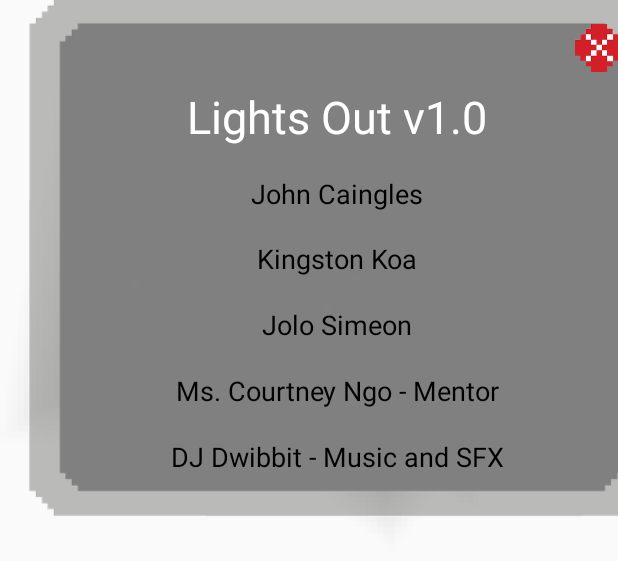
After one commit to Git-Rekt-M8/LightsOutAndroid, an Android app: the layout credits_dialog.xml on its own in the app's theme, with its tools: preview values and no code run, on a phone screen of 412 x 824 dp. The commit adds this screen. Shown: the top 561 px of the screen. Run offline under Robolectric (Android 15) with nearby library versions, the phone set to English and light mode, and no system bars.

Commit message:
credits done

```diff
--- a/app/src/main/java/com/koalition/edu/lightsout/SettingsDialogActivity.java
+++ b/app/src/main/java/com/koalition/edu/lightsout/SettingsDialogActivity.java
@@ -36,11 +36,19 @@ public class SettingsDialogActivity extends Activity {
     TextView reset_confirm;
     TextView reset_done;
 
+    TextView app_version;
+    TextView name_caingles;
+    TextView name_koa;
+    TextView name_simeon;
+    TextView name_ngo;
+    TextView name_dwibbit;
+
     Typeface pixelFont;
 
     ImageView music_status;
     ImageView sound_fx_status;
     ImageView close;
+    ImageView credits_close;
 
     ImageView close_done;
 
@@ -266,6 +274,37 @@ public class SettingsDialogActivity extends Activity {
 
         });
 
+        credits.setOnClickListener(new View.OnClickListener() {
+            @Override
+            public void onClick(View v) {
+                setContentView(R.layout.credits_dialog);
+                app_version = (TextView) findViewById(R.id.tv_app_version);
+                name_caingles = (TextView) findViewById(R.id.credits_caingles);
+                name_koa = (TextView) findViewById(R.id.credits_koa);
+                name_simeon = (TextView) findViewById(R.id.credits_simeon);
+                name_ngo = (TextView) findViewById(R.id.credits_ngo);
+                name_dwibbit = (TextView) findViewById(R.id.credits_dwibbit);
+                credits_close = (ImageView) findViewById(R.id.iv_credits_close);
+
+
+                app_version.setTypeface(pixelFont);
+                name_caingles.setTypeface(pixelFont);
+                name_koa.setTypeface(pixelFont);
+                name_simeon.setTypeface(pixelFont);
+                name_ngo.setTypeface(pixelFont);
+                name_dwibbit.setTypeface(pixelFont);
+
+                credits_close.setOnClickListener(new View.OnClickListener() {
+                    public void onClick(View v) {
+
+                        finish();
+
+                    }
+
+                });
+            }
+        });
+
         reset_progress.setOnClickListener(new View.OnClickListener() {
             @Override
             public void onClick(View v) {
--- /dev/null
+++ b/app/src/main/res/layout/credits_dialog.xml
@@ -0,0 +1,97 @@
+<?xml version="1.0" encoding="utf-8"?>
+<LinearLayout xmlns:android="http://schemas.android.com/apk/res/android"
+    xmlns:tools="http://schemas.android.com/tools"
+    android:orientation="vertical"
+    android:background="@drawable/dialog_box_blank"
+    android:layout_width="432dp"
+    android:layout_height="368dp"
+    android:paddingBottom="@dimen/activity_vertical_margin"
+    android:paddingLeft="@dimen/activity_horizontal_margin"
+    android:paddingRight="@dimen/activity_horizontal_margin"
+    android:paddingTop="@dimen/activity_vertical_margin"
+    tools:context="com.koalition.edu.lightsout.SettingsDialogActivity"
+    android:id="@+id/creditsLayout">
+
+    <LinearLayout
+        android:layout_width="match_parent"
+        android:layout_height="match_parent"
+        android:layout_marginBottom="25dp"
+        android:layout_marginLeft="18dp"
+        android:orientation="vertical">
+
+        <ImageView
+            android:id="@+id/iv_credits_close"
+            android:layout_width="wrap_content"
+            android:layout_height="wrap_content"
+            android:scaleType="fitXY"
+            android:src="@drawable/close_btn"
+            android:layout_gravity="right"/>
+
+        <TextView
+            android:layout_width="match_parent"
+            android:layout_height="wrap_content"
+            android:layout_weight="1"
+            android:text="Lights Out v1.0"
+            android:textColor="#ffffff"
+            android:gravity="center"
+            android:textSize="30sp"
+            android:id="@+id/tv_app_version"/>
+
+
+
+        <TextView
+            android:layout_width="match_parent"
+            android:layout_height="wrap_content"
+            android:layout_weight="1"
+            android:text="John Caingles"
+            android:textColor="#000000"
+            android:gravity="center"
+            android:textSize="18sp"
+            android:id="@+id/credits_caingles"/>
+
+        <TextView
+            android:layout_width="match_parent"
+            android:layout_height="wrap_content"
+            android:layout_weight="1"
+            android:text="Kingston Koa"
+            android:textColor="#000000"
+            android:gravity="center"
+            android:textSize="18sp"
+            android:id="@+id/credits_koa"/>
+
+        <TextView
+            android:layout_width="match_parent"
+            android:layout_height="wrap_content"
+            android:layout_weight="1"
+            android:text="Jolo Simeon"
+            android:textColor="#000000"
+            android:gravity="center"
+            android:textSize="18sp"
+            android:id="@+id/credits_simeon"/>
+
+        <TextView
+            android:layout_width="match_parent"
+            android:layout_height="wrap_content"
+            android:layout_weight="1"
+            android:text="Ms. Courtney Ngo - Mentor"
+            android:textColor="#000000"
+            android:gravity="center"
+            android:textSize="18sp"
+            android:id="@+id/credits_ngo"/>
+
+        <TextView
+            android:layout_width="match_parent"
+            android:layout_height="wrap_content"
+            android:layout_weight="1"
+            android:text="DJ Dwibbit - Music and SFX"
+            android:textColor="#000000"
+            android:gravity="center"
+            android:textSize="18sp"
+            android:id="@+id/credits_dwibbit"/>
+
+
+    </LinearLayout>
+
+
+
+</LinearLayout>
```
